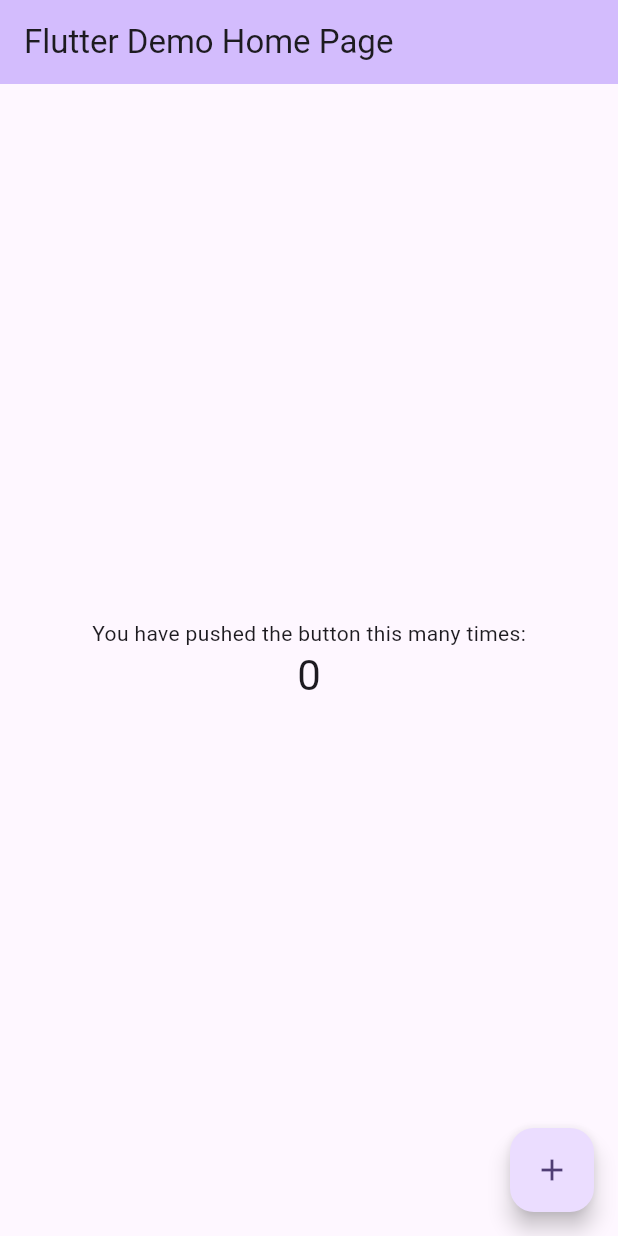
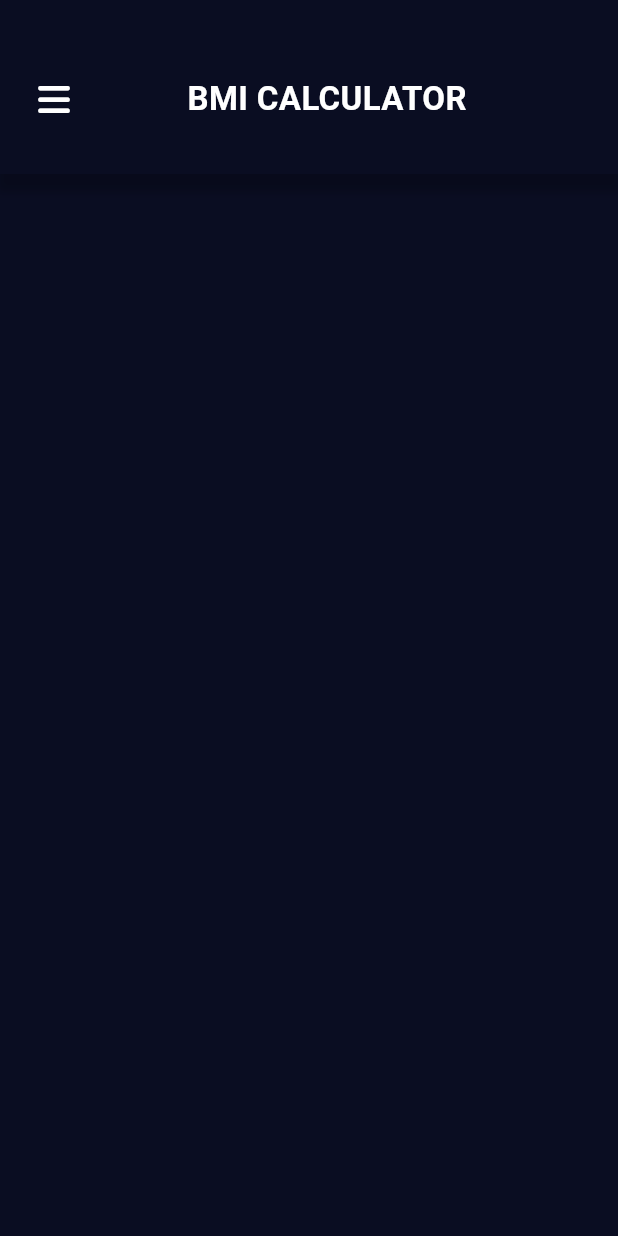
Before and after one commit to Youssef-Mustafa/Bmi-Calculator-Using-Flutter, a Flutter app: the screen it shows after launch, on a phone screen of 412 x 824 dp. Run offline on Flutter 3.47's test engine with Material 3 defaults, Android fonts, the phone set to English and light mode, and no system bars; our stand-ins replace font_awesome_flutter.

Commit message:
Add CustomAppBar and color theme

```diff
--- /dev/null
+++ b/lib/constant.dart
@@ -0,0 +1,8 @@
+import 'package:flutter/material.dart';
+
+//Define Colors
+const kPrimaryColor = Color(0XFF0a0d22);
+const kSecondaryColor = Color(0XFF111428);
+const kButtonsColor = Color(0XFFeb1555);
+const kTextPrimaryColor = Color(0XFF868892);
+const kTextSecondaryColor = Colors.white;
--- a/lib/main.dart
+++ b/lib/main.dart
@@ -1,125 +1,24 @@
+import 'package:bmi_calculator/constant.dart';
+import 'package:bmi_calculator/views/home_view.dart';
 import 'package:flutter/material.dart';
 
 void main() {
-  runApp(const MyApp());
+  runApp(const BmiCalculator());
 }
 
-class MyApp extends StatelessWidget {
-  const MyApp({super.key});
+class BmiCalculator extends StatelessWidget {
+  const BmiCalculator({super.key});
 
-  // This widget is the root of your application.
   @override
   Widget build(BuildContext context) {
     return MaterialApp(
-      title: 'Flutter Demo',
       theme: ThemeData(
-        // This is the theme of your application.
-        //
-        // TRY THIS: Try running your application with "flutter run". You'll see
-        // the application has a purple toolbar. Then, without quitting the app,
-        // try changing the seedColor in the colorScheme below to Colors.green
-        // and then invoke "hot reload" (save your changes or press the "hot
-        // reload" button in a Flutter-supported IDE, or press "r" if you used
-        // the command line to start the app).
-        //
-        // Notice that the counter didn't reset back to zero; the application
-        // state is not lost during the reload. To reset the state, use hot
-        // restart instead.
-        //
-        // This works for code too, not just values: Most code changes can be
-        // tested with just a hot reload.
-        colorScheme: ColorScheme.fromSeed(seedColor: Colors.deepPurple),
         useMaterial3: true,
+        scaffoldBackgroundColor: kPrimaryColor,
+        appBarTheme: const AppBarTheme(backgroundColor: kPrimaryColor),
       ),
-      home: const MyHomePage(title: 'Flutter Demo Home Page'),
+      debugShowCheckedModeBanner: false,
+      home: const HomeView(),
     );
   }
 }
-
-class MyHomePage extends StatefulWidget {
-  const MyHomePage({super.key, required this.title});
-
-  // This widget is the home page of your application. It is stateful, meaning
-  // that it has a State object (defined below) that contains fields that affect
-  // how it looks.
-
-  // This class is the configuration for the state. It holds the values (in this
-  // case the title) provided by the parent (in this case the App widget) and
-  // used by the build method of the State. Fields in a Widget subclass are
-  // always marked "final".
-
-  final String title;
-
-  @override
-  State<MyHomePage> createState() => _MyHomePageState();
-}
-
-class _MyHomePageState extends State<MyHomePage> {
-  int _counter = 0;
-
-  void _incrementCounter() {
-    setState(() {
-      // This call to setState tells the Flutter framework that something has
-      // changed in this State, which causes it to rerun the build method below
-      // so that the display can reflect the updated values. If we changed
-      // _counter without calling setState(), then the build method would not be
-      // called again, and so nothing would appear to happen.
-      _counter++;
-    });
-  }
-
-  @override
-  Widget build(BuildContext context) {
-    // This method is rerun every time setState is called, for instance as done
-    // by the _incrementCounter method above.
-    //
-    // The Flutter framework has been optimized to make rerunning build methods
-    // fast, so that you can just rebuild anything that needs updating rather
-    // than having to individually change instances of widgets.
-    return Scaffold(
-      appBar: AppBar(
-        // TRY THIS: Try changing the color here to a specific color (to
-        // Colors.amber, perhaps?) and trigger a hot reload to see the AppBar
-        // change color while the other colors stay the same.
-        backgroundColor: Theme.of(context).colorScheme.inversePrimary,
-        // Here we take the value from the MyHomePage object that was created by
-        // the App.build method, and use it to set our appbar title.
-        title: Text(widget.title),
-      ),
-      body: Center(
-        // Center is a layout widget. It takes a single child and positions it
-        // in the middle of the parent.
-        child: Column(
-          // Column is also a layout widget. It takes a list of children and
-          // arranges them vertically. By default, it sizes itself to fit its
-          // children horizontally, and tries to be as tall as its parent.
-          //
-          // Column has various properties to control how it sizes itself and
-          // how it positions its children. Here we use mainAxisAlignment to
-          // center the children vertically; the main axis here is the vertical
-          // axis because Columns are vertical (the cross axis would be
-          // horizontal).
-          //
-          // TRY THIS: Invoke "debug painting" (choose the "Toggle Debug Paint"
-          // action in the IDE, or press "p" in the console), to see the
-          // wireframe for each widget.
-          mainAxisAlignment: MainAxisAlignment.center,
-          children: <Widget>[
-            const Text(
-              'You have pushed the button this many times:',
-            ),
-            Text(
-              '$_counter',
-              style: Theme.of(context).textTheme.headlineMedium,
-            ),
-          ],
-        ),
-      ),
-      floatingActionButton: FloatingActionButton(
-        onPressed: _incrementCounter,
-        tooltip: 'Increment',
-        child: const Icon(Icons.add),
-      ), // This trailing comma makes auto-formatting nicer for build methods.
-    );
-  }
-}
--- /dev/null
+++ b/lib/views/home_view.dart
@@ -0,0 +1,71 @@
+import 'package:bmi_calculator/constant.dart';
+import 'package:flutter/material.dart';
+import 'package:font_awesome_flutter/font_awesome_flutter.dart';
+
+class HomeView extends StatelessWidget {
+  const HomeView({super.key});
+
+  @override
+  Widget build(BuildContext context) {
+    return const Scaffold(
+      body: Column(
+        children: [
+          Padding(
+            padding: EdgeInsets.only(top: 16.0),
+            child: CustomAppBar(),
+          ),
+        ],
+      ),
+    );
+  }
+}
+
+class CustomAppBar extends StatelessWidget {
+  const CustomAppBar({
+    super.key,
+  });
+
+  @override
+  Widget build(BuildContext context) {
+    return Container(
+      height: 100,
+      decoration: BoxDecoration(
+        color: kPrimaryColor,
+        boxShadow: [
+          BoxShadow(
+            color: Colors.black.withOpacity(0.2),
+            spreadRadius: 2,
+            blurRadius: 4,
+            offset: const Offset(0, 10),
+          ),
+        ],
+      ),
+      child: const Padding(
+        padding: EdgeInsets.symmetric(
+          horizontal: 24.0,
+        ),
+        child: Row(
+          mainAxisAlignment: MainAxisAlignment.spaceBetween,
+          children: [
+            Icon(
+              FontAwesomeIcons.bars,
+              color: kTextSecondaryColor,
+            ),
+            Expanded(
+              child: Center(
+                child: Text(
+                  'BMI CALCULATOR',
+                  style: TextStyle(
+                    color: kTextSecondaryColor,
+                    fontSize: 22,
+                    fontWeight: FontWeight.bold,
+                  ),
+                ),
+              ),
+            ),
+          ],
+        ),
+      ),
+    );
+  }
+}
```
Also changed, not shown: pubspec.yaml (+3 -4 lines), pubspec.lock.
